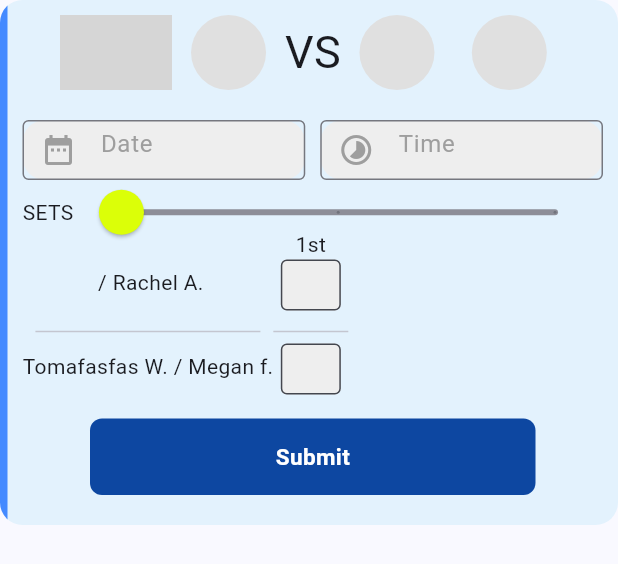
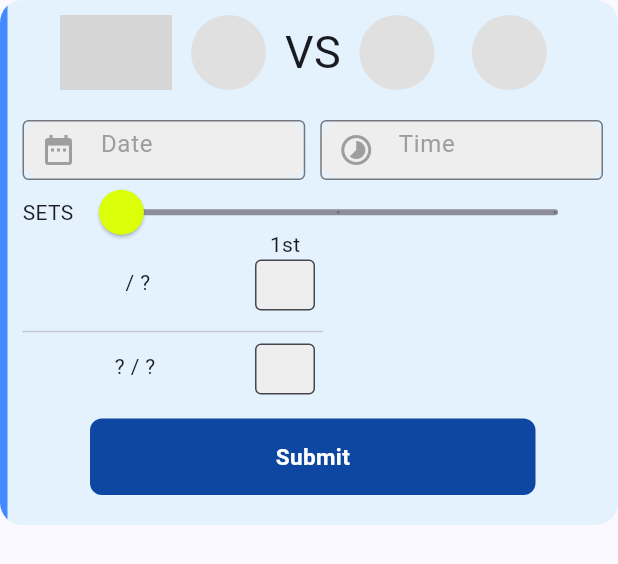
Before and after one commit to Nazareh/my-rating-mobile, a Flutter app: the MatchUpload widget shown alone on an empty page, opened directly with empty values, on a phone screen of 412 x 824 dp. Shown: the top 564 px of the screen. Run offline on Flutter 3.47's test engine with Material 3 defaults, Android fonts, the phone set to English and light mode, and no system bars; our stand-ins replace firebase_auth, firebase_core, flutter_svg, google_sign_in; missing offline and left inert: interval_time_picker; accounts and stored records are empty; network calls fail; grey boxes are pictures that could not be loaded.

Commit message:
Use players name on the set component

```diff
--- a/lib/components/match_upload.dart
+++ b/lib/components/match_upload.dart
@@ -6,14 +6,14 @@ import 'package:my_rating_app_mobile/components/search_player_delegate.dart';
 import '../domain/player.dart';
 
 class MatchUpload extends StatefulWidget {
-  final loggedPlayer;
+  final Player loggedPlayer;
 
   const MatchUpload({
-    Key? key,
+    super.key,
     this.color = const Color(0xFFFFE306),
     this.child,
     required this.loggedPlayer,
-  }) : super(key: key);
+  });
 
   final Color color;
   final Widget? child;
@@ -104,19 +104,19 @@ class _MatchUploadState extends State<MatchUpload> {
         alignment: Alignment.center,
         decoration: BoxDecoration(
           color: Colors.blue.shade50,
-          border: Border(
+          border: const Border(
             left: BorderSide(
                 color: Colors.blueAccent, width: 5.0, style: BorderStyle.solid),
           ),
         ),
         child: Padding(
-            padding: EdgeInsets.symmetric(horizontal: 10, vertical: 10),
+            padding: const EdgeInsets.symmetric(horizontal: 10, vertical: 10),
             child: Column(
                 mainAxisAlignment: MainAxisAlignment.spaceAround,
                 children: [
                   Row(
                     children: [
-                      SizedBox(
+                      const SizedBox(
                         width: 25,
                       ),
                       Expanded(
@@ -152,15 +152,15 @@ class _MatchUploadState extends State<MatchUpload> {
                           ],
                         ),
                       ),
-                      SizedBox(
+                      const SizedBox(
                         width: 25,
                       )
                     ],
                   ),
-                  SizedBox(
+                  const SizedBox(
                     height: 10,
                   ),
-                  SizedBox(
+                  const SizedBox(
                     height: 10,
                   ),
                   Row(
@@ -194,7 +194,7 @@ class _MatchUploadState extends State<MatchUpload> {
                           ),
                         ),
                       ),
-                      SizedBox(
+                      const SizedBox(
                         width: 10,
                       ),
                       Expanded(
@@ -228,7 +228,7 @@ class _MatchUploadState extends State<MatchUpload> {
                       ),
                     ],
                   ),
-                  SizedBox(
+                  const SizedBox(
                     height: 10,
                   ),
                   Expanded(
@@ -239,17 +239,17 @@ class _MatchUploadState extends State<MatchUpload> {
                         ),
                         child: Row(
                           children: [
-                            Text('SETS'),
+                            const Text('SETS'),
                             Expanded(
                                 child: SliderTheme(
                                     data: SliderTheme.of(context).copyWith(
-                                      inactiveTrackColor: Color(0xFF8D8E98),
+                                      inactiveTrackColor: const Color(0xFF8D8E98),
                                       activeTrackColor: Colors.blue,
-                                      thumbColor: Color(0xffdbff08),
-                                      overlayColor: Color(0x29EB1555),
-                                      thumbShape: RoundSliderThumbShape(
+                                      thumbColor: const Color(0xffdbff08),
+                                      overlayColor: const Color(0x29EB1555),
+                                      thumbShape: const RoundSliderThumbShape(
                                           enabledThumbRadius: 15.0),
-                                      overlayShape: RoundSliderOverlayShape(
+                                      overlayShape: const RoundSliderOverlayShape(
                                           overlayRadius: 30.0),
                                     ),
                                     child: Slider(
@@ -271,28 +271,28 @@ class _MatchUploadState extends State<MatchUpload> {
                     children: [
                       Column(
                         children: [
-                          SizedBox(
+                          const SizedBox(
                             height: 20,
                           ),
                           Container(
                               // decoration: BoxDecoration(color: Colors.red.shade200),
-                              padding: EdgeInsets.symmetric(vertical: 5),
+                              padding: const EdgeInsets.symmetric(vertical: 5),
                               height: 40,
                               child: Text(
                                   textAlign: TextAlign.center,
-                                  '${_shortenName(widget.loggedPlayer.displayName) ?? widget.loggedPlayer.email} / ${_shortenName("Rachel Ashby")}')),
-                          SizedBox(
+                                  '${_shortenName(widget.loggedPlayer.displayName) ?? widget.loggedPlayer.email} / ${_shortenName(_myParter?.displayName) ?? '?'}')),
+                          const SizedBox(
                             width: 150,
                             child: Divider(),
                           ),
                           Container(
                               height: 40,
-                              padding: EdgeInsets.symmetric(vertical: 5),
+                              padding: const EdgeInsets.symmetric(vertical: 5),
                               // decoration: BoxDecoration(color: Colors.red.shade200),
                               child: Text(
                                   textAlign: TextAlign.center,
                                   overflow: TextOverflow.clip,
-                                  '${_shortenName("Tomafasfas Woods") ?? widget.loggedPlayer.email ?? '?'} / ${_shortenName("Megan fsafsafJamieson")}')),
+                                  '${_shortenName(_opponent1?.displayName) ?? '?'} / ${_shortenName(_opponent2?.displayName) ?? '?' }')),
                         ],
                       ),
                       for (int set = 0; set < _sets; set++)
@@ -303,7 +303,7 @@ class _MatchUploadState extends State<MatchUpload> {
                               children: [
                                 SizedBox(
                                   height: 20,
-                                  child: Text('${_toOrdinal(set + 1)}'),
+                                  child: Text(_toOrdinal(set + 1)),
                                 ),
                                 SizedBox(
                                     height: 40,
@@ -318,11 +318,11 @@ class _MatchUploadState extends State<MatchUpload> {
                                         filled: true,
                                         isDense: true,
                                         fillColor: Colors.grey.shade200,
-                                        contentPadding: EdgeInsets.all(5.0),
-                                        border: OutlineInputBorder(),
+                                        contentPadding: const EdgeInsets.all(5.0),
+                                        border: const OutlineInputBorder(),
                                       ),
                                     )),
-                                SizedBox(
+                                const SizedBox(
                                   width: 50,
                                   child: Divider(),
                                 ),
@@ -340,8 +340,8 @@ class _MatchUploadState extends State<MatchUpload> {
                                         filled: true,
                                         isDense: true,
                                         fillColor: Colors.grey.shade200,
-                                        contentPadding: EdgeInsets.all(5.0),
-                                        border: OutlineInputBorder(),
+                                        contentPadding: const EdgeInsets.all(5.0),
+                                        border: const OutlineInputBorder(),
                                       ),
                                     )),
                               ],
@@ -352,7 +352,7 @@ class _MatchUploadState extends State<MatchUpload> {
                   ),
                   Padding(
                       padding:
-                          EdgeInsets.symmetric(horizontal: 20, vertical: 10),
+                          const EdgeInsets.symmetric(horizontal: 20, vertical: 10),
                       child: MyButton(onTap: () {}, text: 'Submit')),
 
                   // Expanded(child: Match())
```
